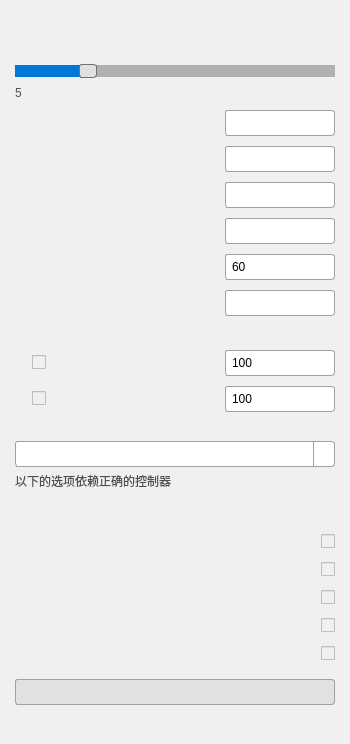
Qt form src/ui/MainWindow.ui (Dawson924/MouseFlightControl) before a commit.
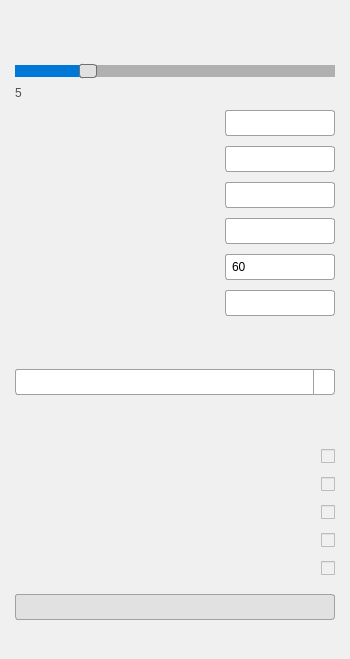
The same form after that commit. Icons and pictures are not drawn.

Diff of the .ui file:
```diff
--- a/src/ui/MainWindow.ui
+++ b/src/ui/MainWindow.ui
@@ -447,104 +447,6 @@
                     </widget>
                 </item>
 
-                <!-- 固定翼控制 -->
-                <item>
-                    <layout class="QHBoxLayout">
-                        <property name="spacing">
-                            <number>10</number>
-                        </property>
-                        <item>
-                            <widget class="QLabel" name="fixedWingModeLabel">
-                                <property name="text">
-                                    <string></string>
-                                </property>
-                            </widget>
-                        </item>
-                        <item>
-                            <widget class="QCheckBox" name="fixedWingModeOption">
-                                <property name="checked">
-                                    <bool>false</bool>
-                                </property>
-                            </widget>
-                        </item>
-                        <item>
-                            <spacer>
-                                <property name="orientation">
-                                    <enum>Qt::Horizontal</enum>
-                                </property>
-                                <property name="sizeHint" stdset="0">
-                                    <size>
-                                        <width>40</width>
-                                        <height>20</height>
-                                    </size>
-                                </property>
-                            </spacer>
-                        </item>
-                        <item>
-                            <widget class="QSpinBox" name="fixedWingModeSpinBox">
-                                <property name="value">
-                                    <number></number>
-                                </property>
-                                <property name="minimum">
-                                    <number>100</number>
-                                </property>
-                                <property name="maximum">
-                                    <number>10000</number>
-                                </property>
-                            </widget>
-                        </item>
-                    </layout>
-                </item>
-
-                <!-- 直升机控制 -->
-                <item>
-                    <layout class="QHBoxLayout">
-                        <property name="spacing">
-                            <number>10</number>
-                        </property>
-                        <item>
-                            <widget class="QLabel" name="helicopterModeLabel">
-                                <property name="text">
-                                    <string></string>
-                                </property>
-                            </widget>
-                        </item>
-                        <item>
-                            <widget class="QCheckBox" name="helicopterModeOption">
-                                <property name="checked">
-                                    <bool>false</bool>
-                                </property>
-                            </widget>
-                        </item>
-                        <item>
-                            <spacer>
-                                <property name="orientation">
-                                    <enum>Qt::Horizontal</enum>
-                                </property>
-                                <property name="sizeHint" stdset="0">
-                                    <size>
-                                        <width>40</width>
-                                        <height>20</height>
-                                    </size>
-                                </property>
-                            </spacer>
-                        </item>
-                        <item>
-                            <widget class="QSpinBox" name="helicopterModeSpinBox">
-                                <property name="value">
-                                    <number></number>
-                                </property>
-                                <property name="minimum">
-                                    <number>100</number>
-                                </property>
-                                <property name="maximum">
-                                    <number>1000</number>
-                                </property>
-                            </widget>
-                        </item>
-                    </layout>
-                </item>
-
                 <!-- 控制器选择 -->
                 <item>
                     <layout class="QVBoxLayout">
@@ -576,22 +478,6 @@
                                 </item>
                             </layout>
                         </item>
-
-                        <!-- 控制器选择提示文本 -->
-                        <item>
-                            <widget class="QLabel" name="controllerHint">
-                                <property name="text">
-                                    <string>以下的选项依赖正确的控制器</string>
-                                </property>
-                                <property name="styleSheet">
-                                    <string notr="true">color: #505050; font-size: 9pt; min-width:
-                                        30px;</string>
-                                </property>
-                                <property name="wordWrap">
-                                    <bool>true</bool>
-                                </property>
-                            </widget>
-                        </item>
                     </layout>
                 </item>
 
@@ -603,6 +489,24 @@
                     </layout>
                 </item>
 
+                <!-- 固定大小分隔符 -->
+                <item>
+                    <spacer>
+                        <property name="orientation">
+                            <enum>Qt::Vertical</enum>
+                        </property>
+                        <property name="sizeType">
+                            <enum>QSizePolicy::Fixed</enum>
+                        </property>
+                        <property name="sizeHint" stdset="0">
+                            <size>
+                                <width>0</width>
+                                <height>10</height>
+                            </size>
+                        </property>
+                    </spacer>
+                </item>
+
                 <!-- 选项标题 -->
                 <item>
                     <widget class="QLabel" name="optionsTitleLabel">
```
